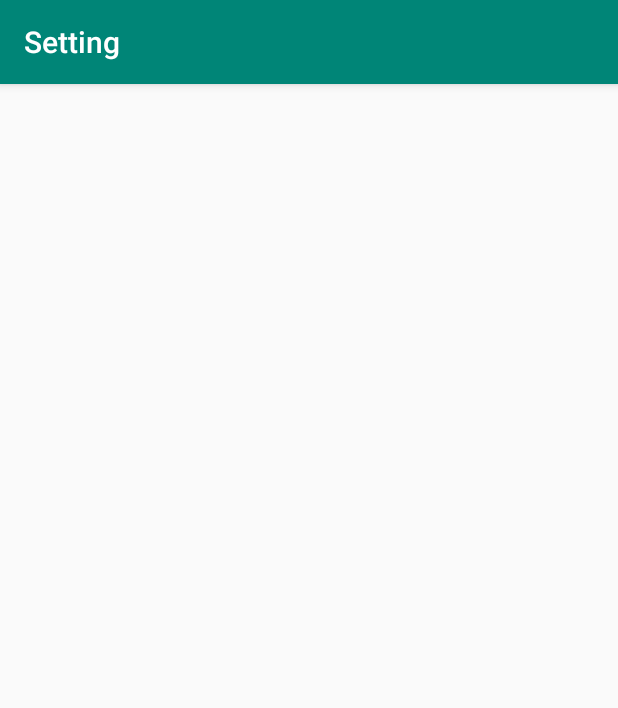
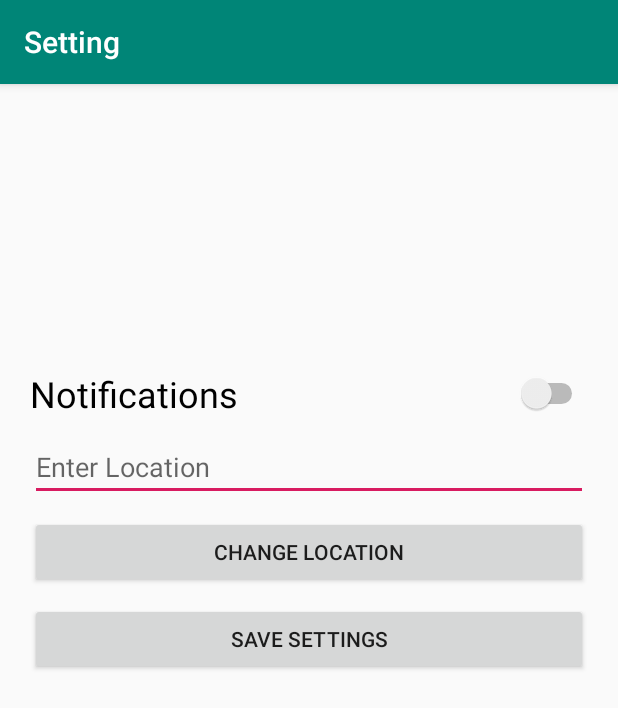
Before and after one commit to gillkashdeep/COMP313-002-TEAM6, an Android app: the SettingActivity screen opened directly, with no data from a screen before it, on a phone screen of 412 x 824 dp. Shown: the top 708 px of the screen. Run offline under Robolectric (Android 15) with nearby library versions, the light colour scheme and no system bars; network calls fail.

Commit message:
added settings.xml

```diff
--- a/app/src/main/res/layout/activity_setting.xml
+++ b/app/src/main/res/layout/activity_setting.xml
@@ -1,13 +1,53 @@
 <?xml version="1.0" encoding="utf-8"?>
-<androidx.constraintlayout.widget.ConstraintLayout xmlns:android="http://schemas.android.com/apk/res/android"
+
+
+<LinearLayout xmlns:android="http://schemas.android.com/apk/res/android"
 xmlns:app="http://schemas.android.com/apk/res-auto"
 xmlns:tools="http://schemas.android.com/tools"
 android:layout_width="match_parent"
 android:layout_height="match_parent"
+android:orientation="vertical"
 tools:context=".SettingActivity">
 
     <include
     android:id="@+id/tbSet"
     layout="@layout/toolbar" />
 
-</androidx.constraintlayout.widget.ConstraintLayout>
+
+    <Switch
+        android:id="@+id/switchNotification"
+        android:layout_width="match_parent"
+        android:layout_height="wrap_content"
+        android:layout_marginLeft="20dp"
+        android:layout_marginTop="190dp"
+        android:layout_marginRight="20dp"
+        android:text="Notifications"
+        android:textSize="24sp" />
+
+    <EditText
+    android:id="@+id/txtChangeLocation"
+    android:layout_width="match_parent"
+    android:layout_height="wrap_content"
+    android:layout_marginTop="10dp"
+    android:layout_marginLeft="20dp"
+    android:layout_marginRight="20dp"
+    android:hint="Enter Location"/>
+
+    <Button
+    android:id="@+id/btnChangeLocation"
+    android:layout_width="match_parent"
+    android:layout_height="wrap_content"
+    android:text="Change Location"
+    android:layout_marginTop="10dp"
+    android:layout_marginLeft="20dp"
+    android:layout_marginRight="20dp"/>
+
+    <Button
+        android:id="@+id/btnSave"
+        android:layout_width="match_parent"
+        android:layout_height="wrap_content"
+        android:text="Save Settings"
+        android:layout_marginTop="10dp"
+        android:layout_marginLeft="20dp"
+        android:layout_marginRight="20dp"/>
+</LinearLayout>
```
Also changed, not shown: 1 other file. Lines whose indentation alone changed are shown as unchanged.
